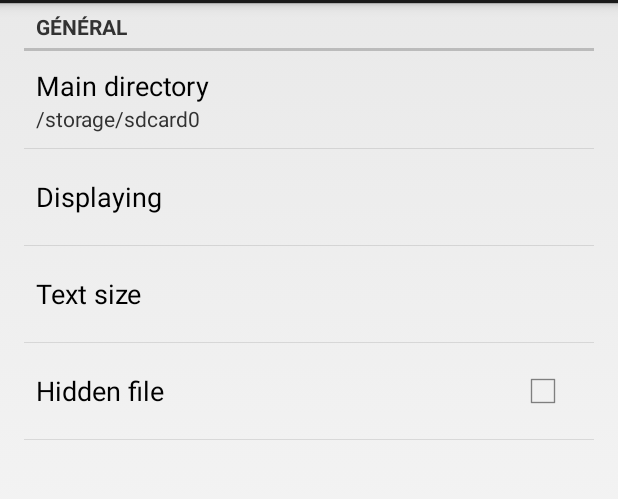
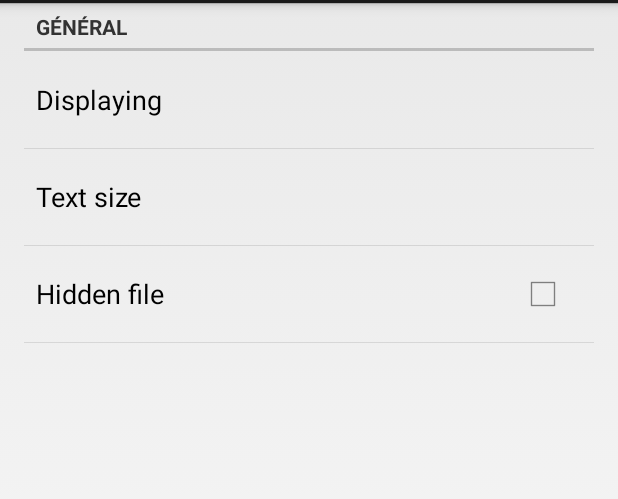
Before and after one commit to jmey/FilesExplorer, an Android app: the screen it shows after launch (UserSettingsActivity), in the options menu, after a tap on "Settings", on a phone screen of 412 x 824 dp, the part 69-568 px from its top. Run offline under Robolectric (Android 15) with nearby library versions, the phone set to English and light mode, and no system bars; 11 statements that could not run were skipped.

Commit message:
Ouverture du dernier dossier
Le dernier dossier est sauvegardé dans le fichier MyPrefsFile géré par
la classe SharedPreferences
Le paramètre pour le dossier par défaut a été enlevé

```diff
--- a/app/src/main/java/com/example/filesexplorer/MainActivity.java
+++ b/app/src/main/java/com/example/filesexplorer/MainActivity.java
@@ -20,6 +20,8 @@ import java.util.ArrayList;
 
 public class MainActivity extends Activity {
 
+    public static final String PREFS_NAME = "MyPrefsFile";
+
 //	private final String TAG = getClass().getSimpleName();
     private MainActivity activity;
 	private static FragmentFiles fragmentFiles;
@@ -31,8 +33,6 @@ public class MainActivity extends Activity {
     private static String[] sortingCriterias = new String[] {"Name", "Size", "Category", "Date"}; // todo : put in strings.xml
     private static String[] displayingCriterias = new String[] {"List", "Tree", "Grid"}; // todo : put in strings.xml
 
-    private SharedPreferences SP;
-
     @Override
     protected void onCreate(Bundle savedInstanceState) {
         super.onCreate(savedInstanceState);
@@ -42,9 +42,9 @@ public class MainActivity extends Activity {
 
         // Création du fragment contenant la liste des fichiers si celui-ci ne l'a pas encore été
         if (fragmentFiles == null) {
-            SP = PreferenceManager.getDefaultSharedPreferences(this);
-//            currentDirectory = new File(SP.getString("pref_main_directory", ""));
-            currentDirectory = new File("/sdcard/Download");
+            SharedPreferences settings = getSharedPreferences(PREFS_NAME, 0);
+            currentDirectory = new File(settings.getString("directory", "/sdcard/Download"));
+
             ArrayList<Object> objectEntries = getListObjects(currentDirectory);
 			fragmentFiles = new FragmentFiles();
 			fragmentFiles.setEntriesList(objectEntries);
@@ -100,6 +100,12 @@ public class MainActivity extends Activity {
         intent.putExtra("file", fileAndroid.getFile().getAbsolutePath());
         MainActivity.this.setResult(RESULT_OK, intent);
         MainActivity.this.finish();
+
+        String parentDirectory = fileAndroid.getFile().getParentFile().getAbsolutePath();
+        SharedPreferences settings = getSharedPreferences(PREFS_NAME, 0);
+        SharedPreferences.Editor editor = settings.edit();
+        editor.putString("directory", parentDirectory);
+        editor.commit();
     }
 
     @Override
--- a/app/src/main/java/com/example/filesexplorer/MainApplicationActivity.java
+++ b/app/src/main/java/com/example/filesexplorer/MainApplicationActivity.java
@@ -3,6 +3,7 @@ package com.example.filesexplorer;
 import android.app.Activity;
 import android.content.ActivityNotFoundException;
 import android.content.Intent;
+import android.content.SharedPreferences;
 import android.net.Uri;
 import android.os.Bundle;
 import android.view.Menu;
--- a/app/src/main/java/com/example/filesexplorer/ProxyPicture.java
+++ b/app/src/main/java/com/example/filesexplorer/ProxyPicture.java
@@ -11,9 +11,7 @@ public class ProxyPicture {
 		private static ProxyPicture proxyPictureInstance;
 	}
 
-	private ProxyPicture() {
-
-	}
+	private ProxyPicture() { }
 
 	public static ProxyPicture getInstance() {
 		if (ProxyPictureHolder.proxyPictureInstance == null) {
--- a/app/src/main/res/xml/settings.xml
+++ b/app/src/main/res/xml/settings.xml
@@ -3,12 +3,6 @@
 
     <PreferenceCategory
         android:title="Général">
-        <EditTextPreference
-            android:key="pref_main_directory"
-            android:title="@string/pref_main_directory"
-            android:defaultValue="@string/download_directory"
-            android:summary="@string/download_directory">
-        </EditTextPreference>
 
         <ListPreference
             android:key="pref_displaying"
```
